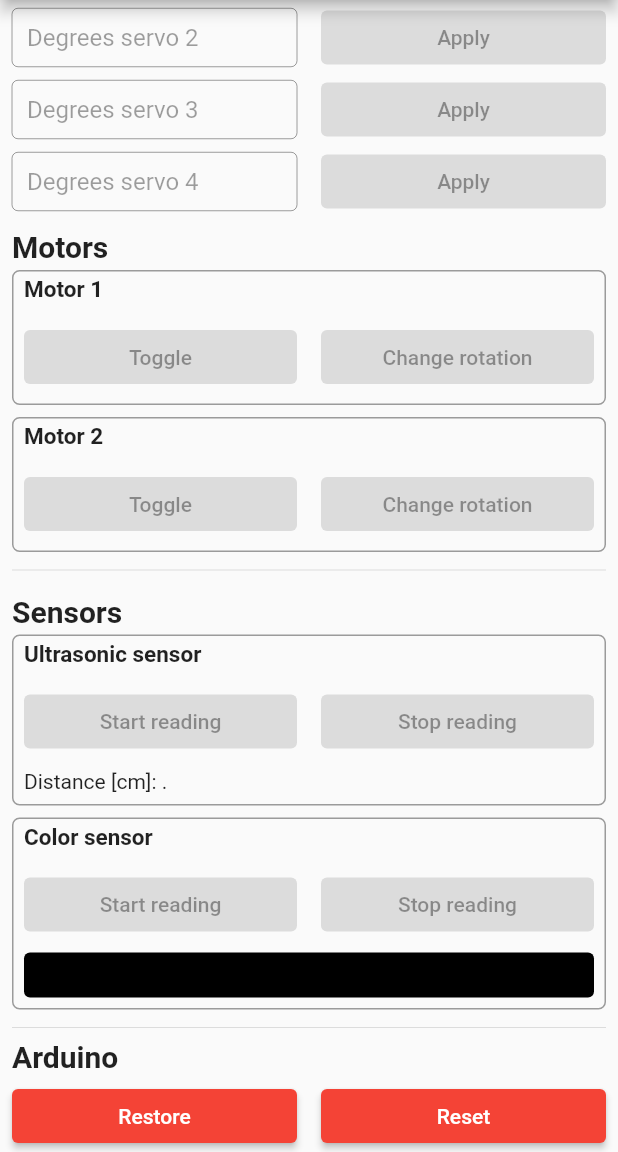
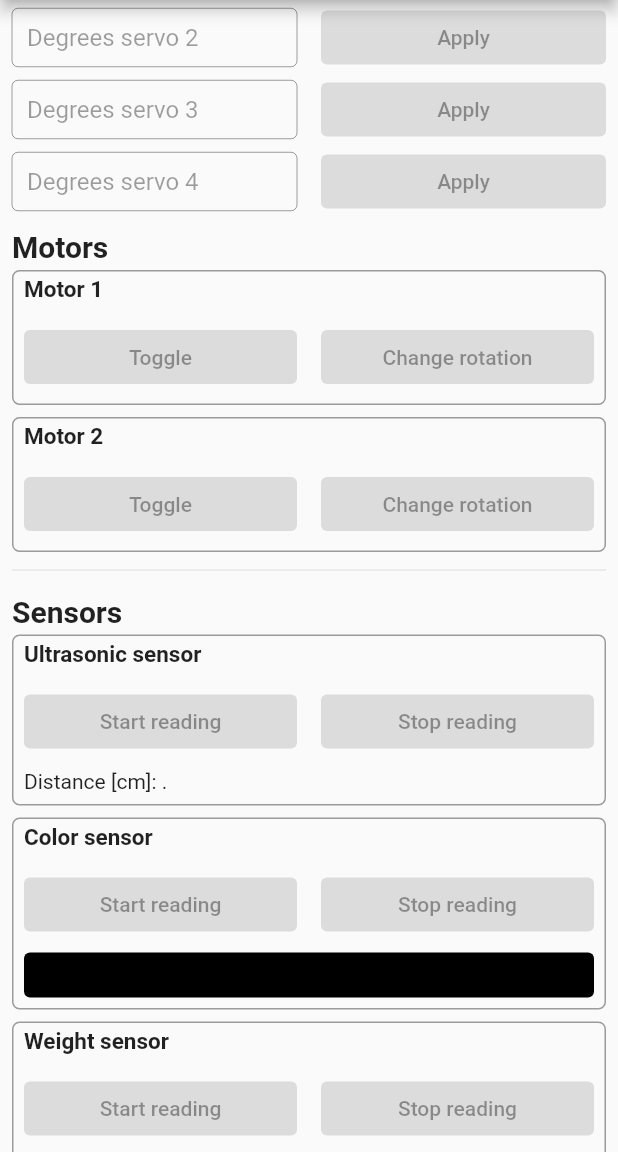
Before and after one commit to nickmansrob/pno2-beans, a Flutter app: the DebugPage screen opened directly, scrolled down 170 dp, on a phone screen of 412 x 824 dp, the part 84-1236 px from its top. Run offline on Flutter 3.47's test engine with Material 2 defaults, Android fonts, the phone set to English and light mode, and no system bars; missing offline and left inert: expansion_widget, mqtt_client.

Commit message:
Changes from 21/04

```diff
--- a/flutter/bean_bot/lib/mqtt/mqtt_manager.dart
+++ b/flutter/bean_bot/lib/mqtt/mqtt_manager.dart
@@ -146,6 +146,9 @@ class MQTTManager with ChangeNotifier {
           case 'distanceListener':
             _currentState.setDistance(pt);
             break;
+          case 'weightListener':
+            _currentState.setWeight(pt);
+            break;
           case 'adminListener':
             if (pt == 'done_all') {
               _currentOrderState.disposeOrderState();
--- a/flutter/bean_bot/lib/pages/debug.dart
+++ b/flutter/bean_bot/lib/pages/debug.dart
@@ -697,6 +697,83 @@ class _DebugPageState extends State<DebugPage> {
                               ),
                             ],
                           ),
+
+                        ],
+                      ),
+                    ],
+                  ),
+                ),
+              ),
+            ),
+          ],
+        ),
+        Row(
+          mainAxisSize: MainAxisSize.max,
+          children: [
+            Expanded(
+              child: Padding(
+                padding: const EdgeInsets.symmetric(horizontal: 8, vertical: 4),
+                child: InputDecorator(
+                  decoration: InputDecoration(
+                    contentPadding:
+                    const EdgeInsets.symmetric(horizontal: 0, vertical: 0),
+                    border: OutlineInputBorder(
+                        borderRadius: BorderRadius.circular(5.0)),
+                  ),
+                  child: Column(
+                    crossAxisAlignment: CrossAxisAlignment.start,
+                    children: [
+                      const Padding(
+                          padding:
+                          EdgeInsets.symmetric(horizontal: 8, vertical: 4),
+                          child: Text(
+                            'Weight sensor',
+                            style: TextStyle(
+                                fontWeight: FontWeight.bold, fontSize: 15),
+                          )),
+                      Row(
+                        mainAxisAlignment: MainAxisAlignment.spaceEvenly,
+                        children: [
+                          Expanded(
+                            child: Padding(
+                              padding: const EdgeInsets.all(8.0),
+                              child: ElevatedButton(
+                                onPressed: appState.getIsSwitched
+                                    ? () {
+                                  _publishMessage(
+                                      'readWeight', 'readWeight');
+                                }
+                                    : null,
+                                child: const Text('Start reading'),
+                              ),
+                            ),
+                          ),
+                          Expanded(
+                            child: Padding(
+                              padding: const EdgeInsets.all(8.0),
+                              child: ElevatedButton(
+                                onPressed: appState.getIsSwitched
+                                    ? () {
+                                  _publishMessage(
+                                      'stopWeight', 'readWeight');
+                                }
+                                    : null,
+                                child: const Text('Stop reading'),
+                              ),
+                            ),
+                          ),
+                        ],
+                      ),
+                      Row(
+                        children: [
+                          Padding(
+                            padding: const EdgeInsets.only(
+                                left: 8, top: 0, right: 8, bottom: 8),
+                            child: Center(
+                              child: Text(
+                                  'Weight [g]: ${currentAppState.getWeight}.'),
+                            ),
+                          ),
                         ],
                       ),
                     ],
--- a/flutter/bean_bot/lib/providers/mqtt_app_state.dart
+++ b/flutter/bean_bot/lib/providers/mqtt_app_state.dart
@@ -29,6 +29,7 @@ class MQTTAppState with ChangeNotifier {
   String _secondColorInt = '000000000';
 
   String _distance = "";
+  String _weight = "";
 
   Color _beanColor = const Color.fromRGBO(0, 0, 0, 1);
   String _orderMessage = '';
@@ -37,6 +38,10 @@ class MQTTAppState with ChangeNotifier {
   String _appId = "BeanBotApp";
 
   /////////////////////////// Setters ///////////////////////////
+  void setWeight(String weight) {
+    _weight = weight;
+    notifyListeners();
+  }
   void setDistance(String distance) {
     _distance = distance;
     notifyListeners();
@@ -177,6 +182,7 @@ class MQTTAppState with ChangeNotifier {
   }
 
   /////////////////////////// Getters ///////////////////////////
+  String get getWeight => _weight;
   String get getReceivedText => _receivedText;
   String get getFirstOrderReceivedDone => _firstOrderReceivedDone;
   String get getSecondOrderReceivedDone => _secondOrderReceivedDone;
```
Also changed, not shown: 1 other file.
